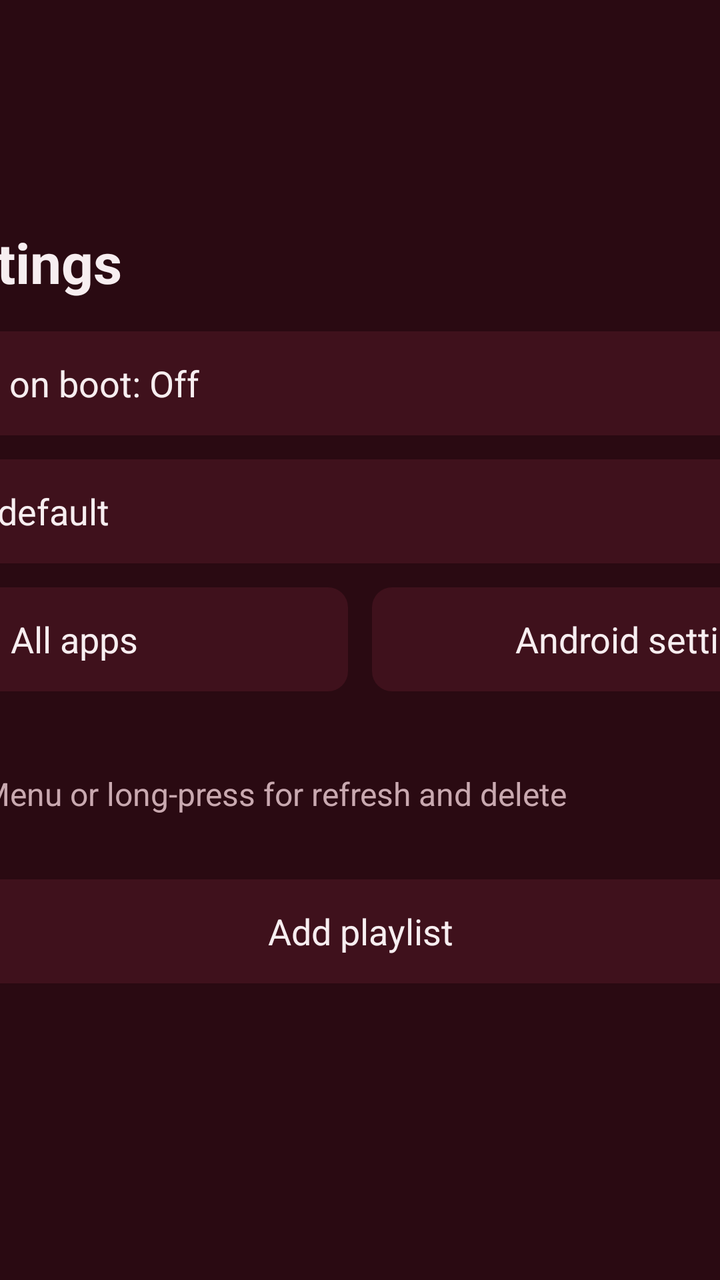
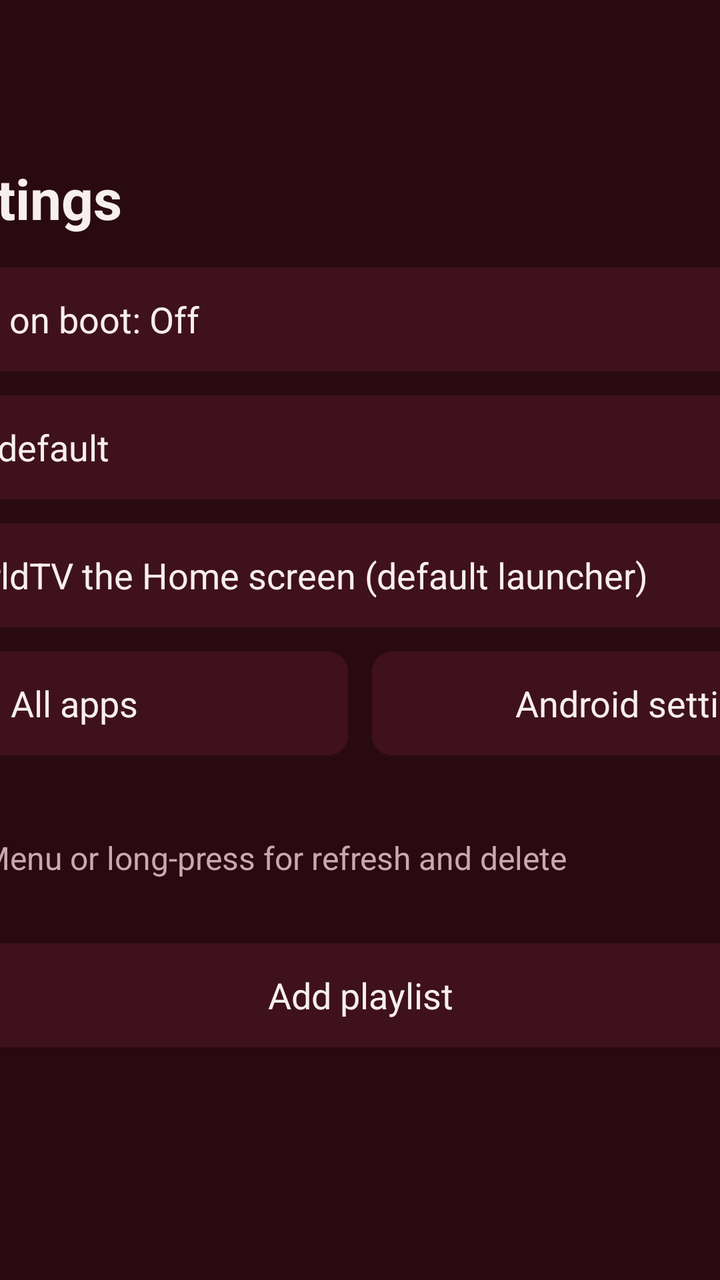

An Android layout rendered at two revisions. The XML below is the earlier revision; the diff shows what the commit changed to produce the second picture.
<!-- AndroidManifest.xml: application theme Theme.IptvPlayer -->
<!-- res/layout/screen_playlists.xml -->
<?xml version="1.0" encoding="utf-8"?>
<FrameLayout xmlns:android="http://schemas.android.com/apk/res/android"
    android:layout_width="match_parent"
    android:layout_height="match_parent"
    android:background="@color/background">

    
    <ScrollView
        android:layout_width="560dp"
        android:layout_height="wrap_content"
        android:layout_gravity="center"
        android:paddingTop="24dp"
        android:paddingBottom="24dp"
        android:clipToPadding="false"
        android:scrollbars="none">

    <LinearLayout
        android:layout_width="match_parent"
        android:layout_height="wrap_content"
        android:orientation="vertical">

        <TextView
            style="@style/Text.Title"
            android:layout_width="wrap_content"
            android:layout_height="wrap_content"
            android:text="@string/settings" />

        <TextView
            android:id="@+id/auto_start"
            style="@style/TileButton"
            android:layout_width="match_parent"
            android:layout_marginTop="16dp"
            android:gravity="center_vertical|start"
            android:text="@string/auto_start_off" />

        <TextView
            android:id="@+id/auto_start_status"
            style="@style/Text.Secondary"
            android:layout_width="match_parent"
            android:layout_height="wrap_content"
            android:layout_marginTop="6dp"
            android:textSize="14sp"
            android:visibility="gone" />

        
        <TextView
            android:id="@+id/dns"
            style="@style/TileButton"
            android:layout_width="match_parent"
            android:layout_marginTop="12dp"
            android:gravity="center_vertical|start"
            android:text="@string/dns_system" />

        
        <LinearLayout
            android:layout_width="match_parent"
            android:layout_height="wrap_content"
            android:layout_marginTop="12dp"
            android:orientation="horizontal">

            <TextView
                android:id="@+id/all_apps"
                style="@style/TileButton"
                android:layout_width="0dp"
                android:layout_weight="1"
                android:text="@string/all_apps" />

            <TextView
                android:id="@+id/android_settings"
                style="@style/TileButton"
                android:layout_width="0dp"
                android:layout_marginStart="12dp"
                android:layout_weight="1"
                android:text="@string/android_settings" />
        </LinearLayout>

        <TextView
            style="@style/Text.Body"
            android:layout_width="wrap_content"
            android:layout_height="wrap_content"
            android:layout_marginTop="12dp"
            android:text="@string/playlists"
            android:textStyle="bold" />

        <TextView
            style="@style/Text.Secondary"
            android:layout_width="wrap_content"
            android:layout_height="wrap_content"
            android:layout_marginTop="4dp"
            android:text="OK to open · Menu or long-press for refresh and delete" />

        <LinearLayout
            android:id="@+id/list"
            android:layout_width="match_parent"
            android:layout_height="wrap_content"
            android:layout_marginTop="16dp"
            android:orientation="vertical" />

        <TextView
            android:id="@+id/add"
            style="@style/TileButton"
            android:layout_width="match_parent"
            android:layout_marginTop="16dp"
            android:text="@string/add_playlist" />

        <LinearLayout
            android:layout_width="match_parent"
            android:layout_height="wrap_content"
            android:layout_marginTop="12dp"
            android:gravity="center_vertical"
            android:minHeight="24dp"
            android:orientation="horizontal">

            
            <io.github.sardinemehico.iptvplayer.ui.LoadingDots
                android:id="@+id/busy"
                android:layout_width="40dp"
                android:layout_height="10dp"
                android:layout_marginEnd="12dp"
                android:visibility="gone" />

            <TextView
                android:id="@+id/message"
                style="@style/Text.Secondary"
                android:layout_width="0dp"
                android:layout_height="wrap_content"
                android:layout_weight="1" />
        </LinearLayout>
    </LinearLayout>
    </ScrollView>
</FrameLayout>
<!-- resources referenced by this layout -->
<resources>
  <color name="background">#FF2A0A12</color>
  <string name="add_playlist">Add playlist</string>
  <string name="all_apps">All apps</string>
  <string name="android_settings">Android settings</string>
  <string name="auto_start_off">Auto-start on boot: Off</string>
  <string name="dns_system">DNS: Box default</string>
  <string name="playlists">Playlists</string>
  <string name="settings">App Settings</string>
  <style name="Text.Body" parent="">
          <item name="android:textColor">@color/text_primary</item>
          <item name="android:textSize">18sp</item>
      </style>
  <style name="Text.Secondary" parent="">
          <item name="android:textColor">@color/text_secondary</item>
          <item name="android:textSize">16sp</item>
      </style>
  <style name="Text.Title" parent="">
          <item name="android:textColor">@color/text_primary</item>
          <item name="android:textSize">28sp</item>
          <item name="android:textStyle">bold</item>
      </style>
  <style name="TileButton" parent="">
          <item name="android:layout_height">52dp</item>
          <item name="android:background">@drawable/bg_tile</item>
          <item name="android:focusable">true</item>
          <item name="android:gravity">center</item>
          <item name="android:paddingStart">20dp</item>
          <item name="android:paddingEnd">20dp</item>
          <item name="android:textColor">@color/text_primary</item>
          <item name="android:textSize">18sp</item>
          <item name="android:stateListAnimator">@null</item>
      </style>
  <style name="Theme.IptvPlayer" parent="android:Theme.Material.NoActionBar.Fullscreen">
          <item name="android:windowBackground">@color/background</item>
          <item name="android:colorBackground">@color/background</item>
          <item name="android:colorAccent">@color/accent</item>
          <item name="android:windowContentOverlay">@null</item>
      </style>
  <color name="text_primary">#FFF7EEF0</color>
  <color name="text_secondary">#FFC9A9B0</color>
  <!-- drawable bg_tile (drawable) -->
  <?xml version="1.0" encoding="utf-8"?>
  <selector xmlns:android="http://schemas.android.com/apk/res/android">
      <item android:state_focused="true">
          <shape android:shape="rectangle">
              <solid android:color="@color/accent" />
              <corners android:radius="10dp" />
          </shape>
      </item>
      
      <item android:state_activated="true">
          <shape android:shape="rectangle">
              <solid android:color="@color/surface_active" />
              <corners android:radius="10dp" />
          </shape>
      </item>
      <item>
          <shape android:shape="rectangle">
              <solid android:color="@color/surface" />
              <corners android:radius="10dp" />
          </shape>
      </item>
  </selector>
  <color name="accent">#FFB0243F</color>
  <color name="surface_active">#FF5E1A2A</color>
  <color name="surface">#FF3F111C</color>
</resources>

<!-- the commit's change to res/layout/screen_playlists.xml (unified diff, before → after) -->
@@ -50,6 +50,15 @@
             android:layout_marginTop="12dp"
             android:gravity="center_vertical|start"
             android:text="@string/dns_system" />
+
+        
+        <TextView
+            android:id="@+id/default_home"
+            style="@style/TileButton"
+            android:layout_width="match_parent"
+            android:layout_marginTop="12dp"
+            android:gravity="center_vertical|start"
+            android:text="@string/home_make_default" />
 
         
         <LinearLayout
<!-- resource entries referenced after the edit -->
@@ -6,6 +6,7 @@
   <string name="android_settings">Android settings</string>
   <string name="auto_start_off">Auto-start on boot: Off</string>
   <string name="dns_system">DNS: Box default</string>
+  <string name="home_make_default">Make WorldTV the Home screen (default launcher)</string>
   <string name="playlists">Playlists</string>
   <string name="settings">App Settings</string>
   <style name="Text.Body" parent="">
